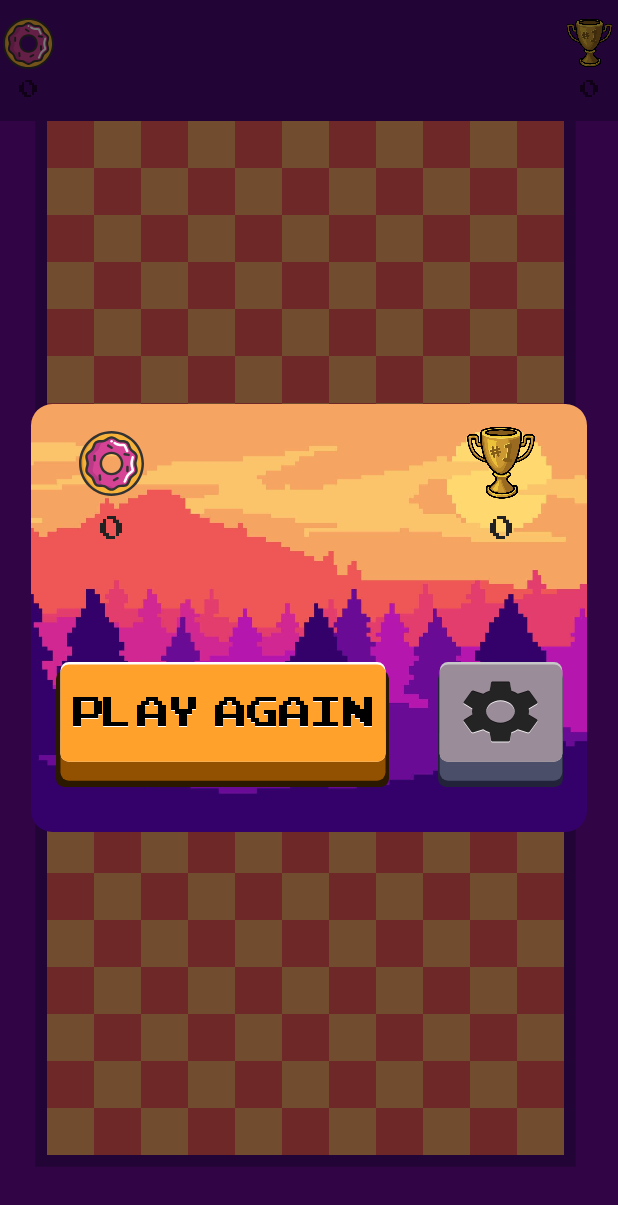
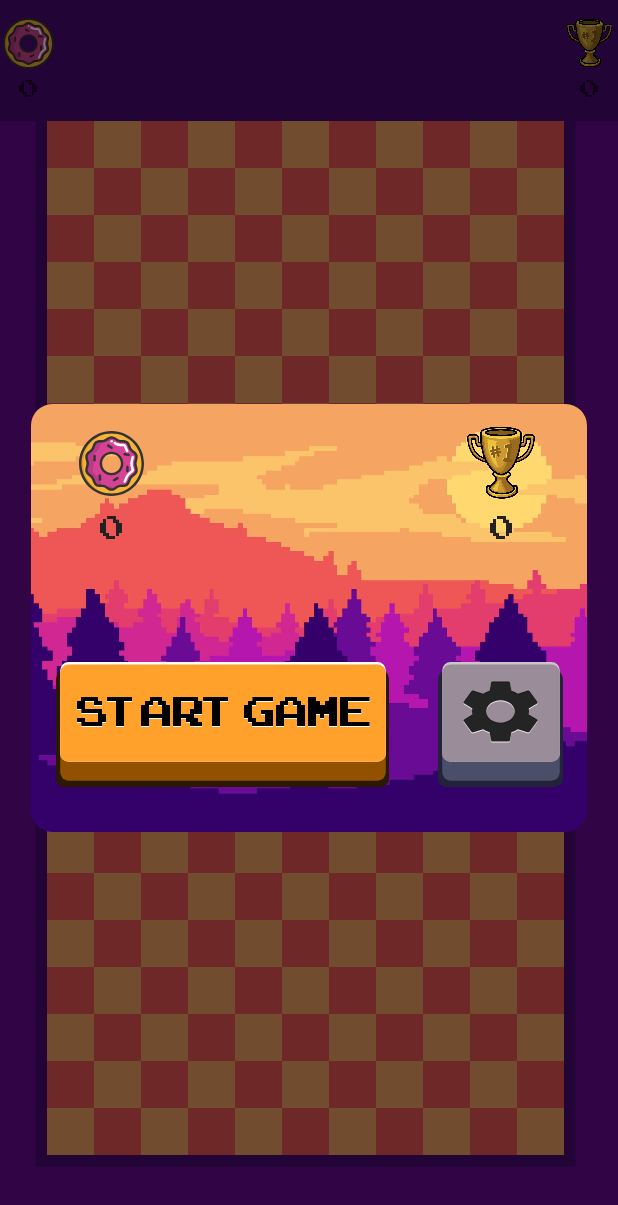
Before and after one commit to user5234/snake, an Android app: the screen it shows after launch (MainActivity), on a phone screen of 412 x 824 dp. Shown: the top 1205 px of the screen. Run offline under Robolectric (Android 15) with nearby library versions, the phone set to English and light mode, and no system bars.

Commit message:
added play screen and ThemeButton

```diff
--- a/app/src/main/AndroidManifest.xml
+++ b/app/src/main/AndroidManifest.xml
@@ -7,9 +7,10 @@
         android:icon="@mipmap/ic_launcher"
         android:label="@string/app_name"
         android:roundIcon="@mipmap/ic_launcher_round"
-        android:supportsRtl="true"
+        android:supportsRtl="false"
         android:theme="@style/Theme.Snake">
         <activity
+            android:screenOrientation="portrait"
             android:name=".MainActivity"
             android:exported="true">
             <intent-filter>
--- a/app/src/main/java/game/snake/GameView.kt
+++ b/app/src/main/java/game/snake/GameView.kt
@@ -22,7 +22,12 @@ private const val FPS = 30F
  */
 class GameView : View {
 
-    enum class MapSize {
+    /**
+     * interface that represents an option / parameter for a new game
+     */
+    interface GameOption
+
+    enum class MapSize : GameOption {
         SMALL {
             override val squaresAmount: Int
                 get() = 120
@@ -36,7 +41,41 @@ class GameView : View {
                 get() = 350
         };
 
-        abstract val squaresAmount: Int
+        abstract val squaresAmount : Int
+    }
+
+    enum class Speed : GameOption {
+        SLOW {
+            override val moveTime: Long
+                get() = 220L
+        },
+        NORMAL {
+            override val moveTime: Long
+                get() = 180L
+        },
+        FAST {
+            override val moveTime: Long
+                get() = 140L
+        };
+
+        abstract val moveTime : Long
+    }
+
+    enum class ApplesAmount : GameOption {
+        ONE {
+            override val amount: Int
+                get() = 1
+        },
+        THREE {
+            override val amount: Int
+                get() = 3
+        },
+        FIVE{
+            override val amount: Int
+                get() = 5
+        };
+
+        abstract val amount : Int
     }
 
     var unitSize = 0
@@ -67,11 +106,11 @@ class GameView : View {
 
     init {
         doOnLayout {
-            newGame(MapSize.NORMAL, Snake.Speed.NORMAL, 5)
+            newGame(MapSize.NORMAL, Speed.NORMAL, ApplesAmount.FIVE)
         }
     }
 
-    fun newGame(mapSize: MapSize, speed: Snake.Speed, applesAmount: Int) {
+    fun newGame(mapSize: MapSize, speed: Speed, applesAmount: ApplesAmount) {
         fun findUnitSize(targetSquaresAmount: Int): Int {
             var unitSize: Int
             var y: Float
@@ -96,10 +135,11 @@ class GameView : View {
             val widthInSquares = width / unitSize - 2
             Point((i % widthInSquares + 1) * unitSize, i / widthInSquares * unitSize)
         }
-        apples.initialize(applesAmount)
+        apples.initialize(applesAmount.amount)
         snake.initialize(speed)
         gameOver = false
         frameNumber = 0
+        postInvalidate()
     }
 
     private fun startTimer() {
--- a/app/src/main/java/game/snake/MainActivity.kt
+++ b/app/src/main/java/game/snake/MainActivity.kt
@@ -1,6 +1,12 @@
 package game.snake
 
 import android.os.Bundle
+import android.view.LayoutInflater
+import android.view.View
+import android.view.ViewGroup
+import android.view.animation.AlphaAnimation
+import android.view.animation.Animation
+import android.view.animation.ScaleAnimation
 import androidx.appcompat.app.AppCompatActivity
 
 class MainActivity : AppCompatActivity() {
--- a/app/src/main/java/game/snake/OptionsRecyclerView.kt
+++ b/app/src/main/java/game/snake/OptionsRecyclerView.kt
@@ -2,12 +2,30 @@ package game.snake
 
 import android.content.Context
 import android.util.AttributeSet
+import android.view.View
 import androidx.annotation.DrawableRes
+import androidx.constraintlayout.widget.ConstraintLayout
+import androidx.core.view.doOnLayout
+import androidx.recyclerview.widget.LinearLayoutManager
+import androidx.recyclerview.widget.LinearSnapHelper
 import androidx.recyclerview.widget.RecyclerView
 
 class OptionsRecyclerView : RecyclerView {
 
-    private val Items = mutableListOf<Item>()
+    var items = listOf<Item>()
+        set(value) {
+            field = value
+            LinearSnapHelper().attachToRecyclerView(this)
+            val recyclerViewAdapter = RecyclerViewAdapter();
+            recyclerViewAdapter.items = value
+            this.adapter = recyclerViewAdapter
+
+            val recyclerViewLayoutManager = RecyclerViewLayoutManager(context, this)
+            recyclerViewLayoutManager.orientation = LinearLayoutManager.HORIZONTAL
+            this.layoutManager = recyclerViewLayoutManager
+        }
+
+    private var position = 0
 
     constructor(ctx: Context) : super(ctx)
 
@@ -16,8 +34,19 @@ class OptionsRecyclerView : RecyclerView {
     constructor(ctx: Context, attrs: AttributeSet, defStyleAttr: Int) : super(ctx, attrs, defStyleAttr)
 
     init {
-
+        doOnLayout {
+            val parent = parent
+            if (parent is View)
+                setPadding(parent.width / 2 - height / 2, 0, parent.width / 2 - height / 2, 0)
+            smoothScrollToPosition(0)
+        }
     }
 
-    private class Item (@DrawableRes private val imageRes : Int, private val value : Int) {}
+    fun viewClicked(v : View) { this.smoothScrollToPosition(this.getChildLayoutPosition(v)); }
+
+    fun itemSelected(position : Int) { this.position = position; }
+
+    fun getSelectedItem(): GameView.GameOption = items[position].option
+
+    class Item (@DrawableRes val imageRes : Int, val option: GameView.GameOption)
 }
--- /dev/null
+++ b/app/src/main/java/game/snake/RecyclerViewAdapter.kt
@@ -0,0 +1,36 @@
+package game.snake
+
+import android.annotation.SuppressLint
+import android.view.LayoutInflater
+import android.view.View
+import android.view.ViewGroup
+import android.widget.ImageView
+import androidx.recyclerview.widget.RecyclerView
+
+class RecyclerViewAdapter() : RecyclerView.Adapter<RecyclerViewAdapter.ViewHolder>() {
+
+    var items = listOf<OptionsRecyclerView.Item>()
+        @SuppressLint("NotifyDataSetChanged")
+        set(value) {
+            field = value
+            notifyDataSetChanged()
+        }
+
+    override fun onCreateViewHolder(parent: ViewGroup, viewType: Int): ViewHolder {
+        val view = LayoutInflater.from(parent.context).inflate(R.layout.options_recycler_item, parent, false)
+        if (parent is OptionsRecyclerView)
+            view.setOnClickListener { v -> parent.viewClicked(v) }
+        return ViewHolder(view)
+    }
+
+    override fun onBindViewHolder(holder: ViewHolder, position: Int) {
+        holder.imageView.setImageResource(items[position].imageRes)
+    }
+
+    override fun getItemCount(): Int = items.size
+
+    class ViewHolder(itemView: View) : RecyclerView.ViewHolder(itemView) {
+
+        internal val imageView = itemView.findViewById<ImageView>(R.id.imageView)
+    }
+}
--- a/app/src/main/java/game/snake/Snake.kt
+++ b/app/src/main/java/game/snake/Snake.kt
@@ -45,23 +45,6 @@ class Snake(private val gameView: GameView, private val apples: Apples) {
         abstract val opposite: Direction
     }
 
-    enum class Speed {
-        SLOW {
-            override val moveTime: Long
-                get() = 220L
-        },
-        NORMAL {
-            override val moveTime: Long
-                get() = 180L
-        },
-        FAST {
-            override val moveTime: Long
-                get() = 140L
-        };
-
-        abstract val moveTime: Long
-    }
-
     private val x = mutableListOf<Int>()
     private val y = mutableListOf<Int>()
     private val turns = mutableListOf<Point>()
@@ -88,7 +71,7 @@ class Snake(private val gameView: GameView, private val apples: Apples) {
      * this method should always be called at the start of a new game,
      * after initializing all the variables needed in the GameView
      */
-    fun initialize(speed: Speed) {
+    fun initialize(speed: GameView.Speed) {
         //set the size variables to match the current Map Size
         u = gameView.unitSize
         distancePerFrame = u.toFloat() / gameView.framesPerMove
@@ -100,7 +83,7 @@ class Snake(private val gameView: GameView, private val apples: Apples) {
         sweepGradients.clear()
         linearGradients.clear()
         //initialize the basic variables
-        moveTime = speed.moveTime
+        moveTime = speed.moveTime.toLong()
         direction = Direction.RIGHT
         prevDirection = Direction.RIGHT
         bodyParts = 4
--- a/app/src/main/java/game/snake/ThemeButton.kt
+++ b/app/src/main/java/game/snake/ThemeButton.kt
@@ -100,11 +100,11 @@ class ThemeButton : View {
         paint.color = baseColor
         canvas.drawRoundRect(0F, height / 15f, width - 1F, height - 1F, height / 15f, height / 15f, paint)
         paint.color = shadowColor
-        canvas.drawRoundRect(width / 75F, height / 2F, 74 * width / 75F, 19 * height / 20F - 1, height / 15F, height / 15F, paint)
+        canvas.drawRoundRect(height / 30F, height / 2F, width - height / 30F, 19 * height / 20F - 1, height / 15F, height / 15F, paint)
         paint.color = highlightColor
-        canvas.drawRoundRect(width / 75F, buttonTop, 74 * width / 75F, buttonTopHeight + buttonTop, height / 15F, height / 15F, paint)
+        canvas.drawRoundRect(height / 30F, buttonTop, width - height / 30F, buttonTopHeight + buttonTop, height / 15F, height / 15F, paint)
         paint.color = mainColor
-        canvas.drawRoundRect(width / 75F, buttonTop + height / 50F, 74 * width / 75F, buttonTopHeight + buttonTop, height / 15F, height / 15F, paint)
+        canvas.drawRoundRect(height / 30F, buttonTop + height / 50F, width - height / 30F, buttonTopHeight + buttonTop, height / 15F, height / 15F, paint)
         paint.color = foregroundColorSecondary
         canvas.drawText(text, (width - paint.measureText(text)) / 2F, buttonTop + (buttonTopHeight - textHeight) / 2F + height / 90F, paint)
         paint.color = foregroundColorPrimary
@@ -126,6 +126,7 @@ class ThemeButton : View {
                 buttonTop = 0F
                 drawablePrimary?.setBounds((width / 8F).toInt(), (buttonTop + buttonTopHeight / 8F).toInt(), (7 * width / 8F).toInt(), (buttonTop + 7 * buttonTopHeight / 8F).toInt())
                 drawableSecondary?.setBounds((width / 8F).toInt(), (buttonTop + buttonTopHeight / 8F + height / 90F).toInt(), (7 * width / 8F).toInt(), (buttonTop + 7 * buttonTopHeight / 8F + height / 90F).toInt())
+                runnable?.run()
             }
         }
         postInvalidate()
--- a/app/src/main/res/layout/activity_main.xml
+++ b/app/src/main/res/layout/activity_main.xml
@@ -69,11 +69,11 @@
 
     <!--the actual view on which the game is actually played-->
     <game.snake.GameView
-        android:id="@+id/snakeView"
+        android:id="@+id/gameView"
         android:layout_width="match_parent"
         android:layout_height="0dp"
         android:layout_below="@id/topLayout"
         android:layout_alignParentBottom="true"
-        android:background="#690b95"/>
+        android:background="#690b95" />
 
 </RelativeLayout>
--- a/app/src/main/res/layout/play_screen.xml
+++ b/app/src/main/res/layout/play_screen.xml
@@ -1,12 +1,12 @@
 <?xml version="1.0" encoding="utf-8"?>
-<androidx.constraintlayout.widget.ConstraintLayout xmlns:android="http://schemas.android.com/apk/res/android"
+<game.snake.PlayScreen xmlns:android="http://schemas.android.com/apk/res/android"
     xmlns:app="http://schemas.android.com/apk/res-auto"
     android:layout_width="match_parent"
     android:layout_height="match_parent"
     android:background="#8000">
 
     <androidx.constraintlayout.widget.ConstraintLayout
-        android:id="@+id/middleView"
+        android:id="@+id/playView"
         android:layout_width="0dp"
         android:layout_height="0dp"
         app:layout_constraintBottom_toBottomOf="parent"
@@ -25,19 +25,18 @@
             app:shapeAppearanceOverlay="@style/round_corners" />
 
         <ImageView
-            android:id="@+id/scoreImage"
             android:layout_width="0dp"
             android:layout_height="0dp"
             android:padding="6dp"
             android:src="@drawable/score_donut"
-            app:layout_constraintBottom_toTopOf="@+id/scoreText2"
+            app:layout_constraintBottom_toTopOf="@+id/playScreenScoreText"
             app:layout_constraintDimensionRatio="1"
-            app:layout_constraintEnd_toEndOf="@+id/scoreText2"
-            app:layout_constraintStart_toStartOf="@+id/scoreText2"
+            app:layout_constraintEnd_toEndOf="@+id/playScreenScoreText"
+            app:layout_constraintStart_toStartOf="@+id/playScreenScoreText"
             app:layout_constraintWidth_percent="0.15" />
 
         <TextView
-            android:id="@+id/scoreText2"
+            android:id="@+id/playScreenScoreText"
             android:layout_width="0dp"
             android:layout_height="wrap_content"
             android:fontFamily="@font/arcade_font"
@@ -47,23 +46,22 @@
             android:textColor="#222"
             app:layout_constraintWidth_percent="0.2"
             app:layout_constraintBottom_toTopOf="@+id/guideline3"
-            app:layout_constraintStart_toStartOf="@+id/playAgainButton"
+            app:layout_constraintStart_toStartOf="@+id/playButton"
             app:layout_constraintTop_toTopOf="parent"
             app:layout_constraintVertical_bias="0.6" />
 
         <ImageView
-            android:id="@+id/highScoreImage"
             android:layout_width="0dp"
             android:layout_height="0dp"
             android:src="@drawable/victory_cup"
-            app:layout_constraintBottom_toTopOf="@+id/highScoreText2"
+            app:layout_constraintBottom_toTopOf="@+id/playScreenHighScoreText"
             app:layout_constraintDimensionRatio="1"
-            app:layout_constraintEnd_toEndOf="@+id/highScoreText2"
-            app:layout_constraintStart_toStartOf="@+id/highScoreText2"
+            app:layout_constraintEnd_toEndOf="@+id/playScreenHighScoreText"
+            app:layout_constraintStart_toStartOf="@+id/playScreenHighScoreText"
             app:layout_constraintWidth_percent="0.15" />
 
         <TextView
-            android:id="@+id/highScoreText2"
+            android:id="@+id/playScreenHighScoreText"
             android:layout_width="0dp"
             android:layout_height="wrap_content"
             android:fontFamily="@font/arcade_font"
@@ -95,10 +93,10 @@
             app:layout_constraintWidth_percent="0.2256" />
 
         <game.snake.ThemeButton
-            android:id="@+id/playAgainButton"
+            android:id="@+id/playButton"
             android:layout_width="0dp"
             android:layout_height="0dp"
-            android:text="PLAY  AGAIN"
+            android:text="START GAME"
             app:layout_constraintBottom_toBottomOf="parent"
             app:layout_constraintDimensionRatio="2.66"
             app:layout_constraintEnd_toStartOf="@+id/guideline2"
@@ -122,4 +120,4 @@
 
     </androidx.constraintlayout.widget.ConstraintLayout>
 
-</androidx.constraintlayout.widget.ConstraintLayout>
+</game.snake.PlayScreen>
```
Also changed, not shown: app/src/main/java/game/snake/PlayScreen.kt (added, +106 -0 lines), app/src/main/java/game/snake/RecyclerViewLayoutManager.kt (added, +49 -0 lines), app/src/main/res/layout/options_menu.xml (added, +55 -0 lines), app/src/main/res/layout/options_recycler_item.xml (added, +19 -0 lines), app/src/main/res/drawable/options_speed_fast.png (renamed from app/src/main/res/drawable/speed_fast.png), app/src/main/res/drawable/options_speed_normal.png (renamed from app/src/main/res/drawable/speed_normal.png), app/src/main/res/drawable/options_speed_slow.png (renamed from app/src/main/res/drawable/speed_slow.png).
